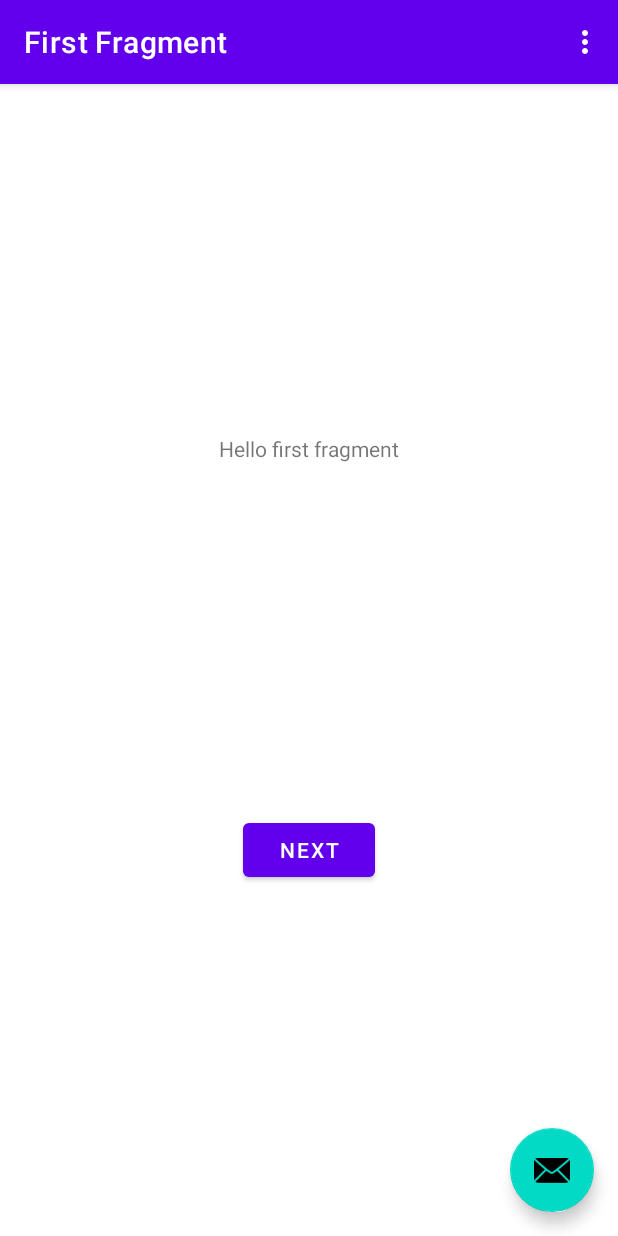
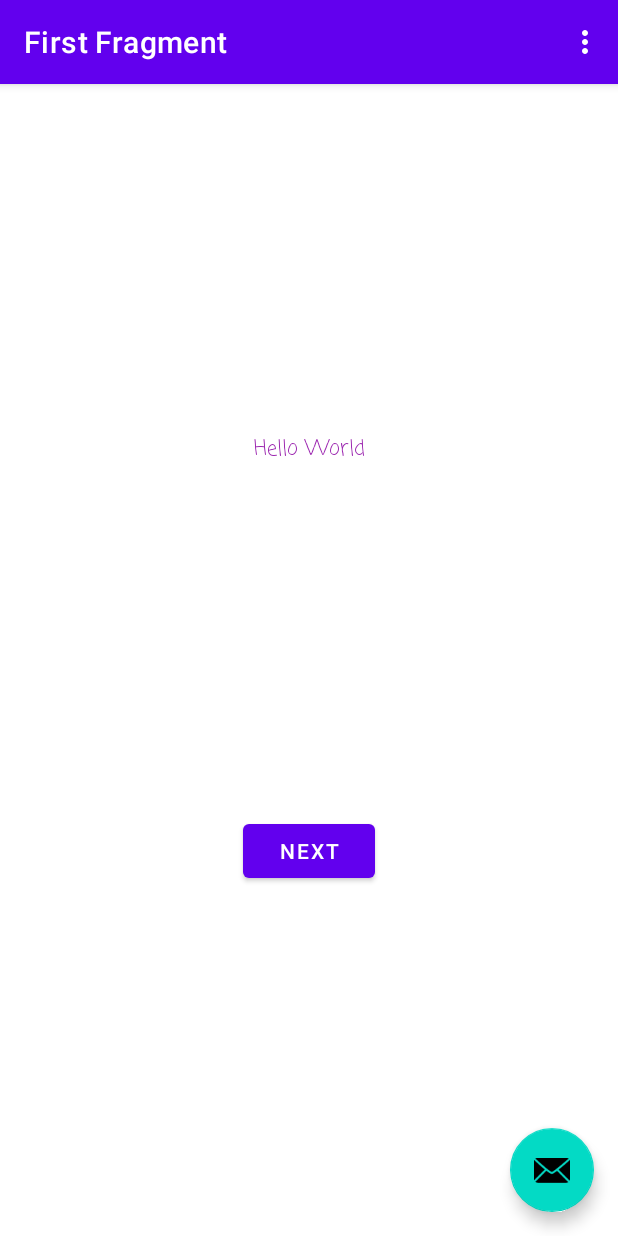
Before and after one commit to ksk0629/towards_creating_android_apps, an Android app: the screen it shows after launch (MainActivity), on a phone screen of 412 x 824 dp. Run offline under Robolectric (Android 15) with nearby library versions, the phone set to English and light mode, and no system bars; our stand-ins replace navigation-ui.

Commit message:
Updated through a tutorial [4. Task: Explore the layout editor]

```diff
--- a/example/FirstExampleInKotlin/app/src/main/res/layout/fragment_first.xml
+++ b/example/FirstExampleInKotlin/app/src/main/res/layout/fragment_first.xml
@@ -10,7 +10,9 @@
         android:id="@+id/textview_first"
         android:layout_width="wrap_content"
         android:layout_height="wrap_content"
+        android:fontFamily="casual"
         android:text="@string/hello_first_fragment"
+        android:textColor="#9C27B0"
         app:layout_constraintBottom_toTopOf="@id/button_first"
         app:layout_constraintEnd_toEndOf="parent"
         app:layout_constraintStart_toStartOf="parent"
--- a/example/FirstExampleInKotlin/app/src/main/res/values/strings.xml
+++ b/example/FirstExampleInKotlin/app/src/main/res/values/strings.xml
@@ -7,6 +7,6 @@
     <string name="next">Next</string>
     <string name="previous">Previous</string>
 
-    <string name="hello_first_fragment">Hello first fragment</string>
+    <string name="hello_first_fragment">Hello World</string>
     <string name="hello_second_fragment">Hello second fragment. Arg: %1$s</string>
 </resources>
```
